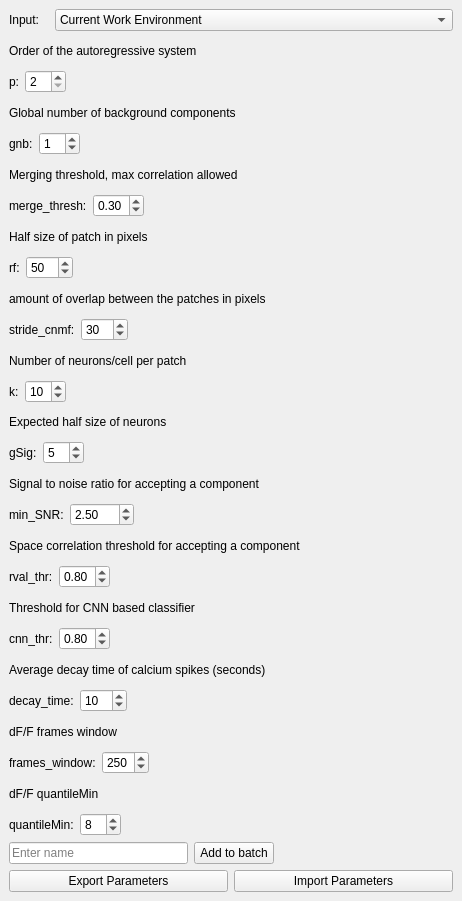
kushalkolar/MESmerize, file mesmerize/viewer/modules/ui_files/cnmf_pytemplate.ui: the form before one commit.
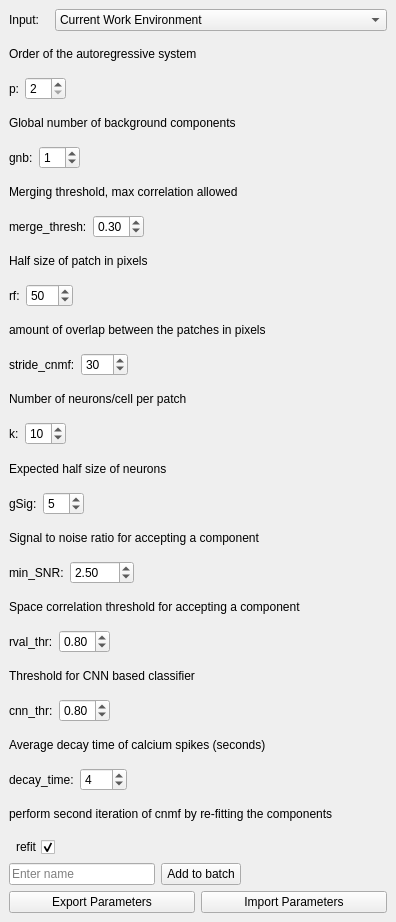
The form after the commit.

Commit message: Bug fixes to cross-correlation widget. Small changes to cnmf and cnmfe stuff. Update widget.py, CNMF.py, and 4 more files...

```diff
--- a/mesmerize/viewer/modules/ui_files/cnmf_pytemplate.ui
+++ b/mesmerize/viewer/modules/ui_files/cnmf_pytemplate.ui
@@ -9,8 +9,8 @@
    <rect>
     <x>0</x>
     <y>0</y>
-    <width>462</width>
-    <height>901</height>
+    <width>396</width>
+    <height>922</height>
    </rect>
   </property>
   <property name="floating">
@@ -20,100 +20,8 @@
    <string>CNMF</string>
   </property>
   <widget class="QWidget" name="dockWidgetContents">
-   <layout class="QGridLayout" name="gridLayout">
-    <item row="26" column="0">
-     <widget class="QLabel" name="label_18">
-      <property name="text">
-       <string>dF/F frames window</string>
-      </property>
-     </widget>
-    </item>
-    <item row="27" column="0">
-     <layout class="QHBoxLayout" name="horizontalLayout_16">
-      <item>
-       <widget class="QLabel" name="label_29">
-        <property name="text">
-         <string>frames_window:</string>
-        </property>
-       </widget>
-      </item>
-      <item>
-       <widget class="QSpinBox" name="spinBoxFramesWindow">
-        <property name="minimum">
-         <number>1</number>
-        </property>
-        <property name="maximum">
-         <number>999</number>
-        </property>
-        <property name="value">
-         <number>250</number>
-        </property>
-       </widget>
-      </item>
-      <item>
-       <spacer name="horizontalSpacer_13">
-        <property name="orientation">
-         <enum>Qt::Horizontal</enum>
-        </property>
-        <property name="sizeHint" stdset="0">
-         <size>
-          <width>40</width>
-          <height>20</height>
-         </size>
-        </property>
-       </spacer>
-      </item>
-     </layout>
-    </item>
-    <item row="8" column="0">
-     <widget class="QLabel" name="label_24">
-      <property name="text">
-       <string>Half size of patch in pixels</string>
-      </property>
-     </widget>
-    </item>
-    <item row="15" column="0">
-     <layout class="QHBoxLayout" name="horizontalLayout_22">
-      <item>
-       <widget class="QLabel" name="label_34">
-        <property name="text">
-         <string>gSig:</string>
-        </property>
-       </widget>
-      </item>
-      <item>
-       <widget class="QSpinBox" name="spinBoxGSig">
-        <property name="minimum">
-         <number>1</number>
-        </property>
-        <property name="value">
-         <number>5</number>
-        </property>
-       </widget>
-      </item>
-      <item>
-       <spacer name="horizontalSpacer_15">
-        <property name="orientation">
-         <enum>Qt::Horizontal</enum>
-        </property>
-        <property name="sizeHint" stdset="0">
-         <size>
-          <width>40</width>
-          <height>20</height>
-         </size>
-        </property>
-       </spacer>
-      </item>
-     </layout>
-    </item>
-    <item row="12" column="0">
-     <widget class="QLabel" name="label_32">
-      <property name="text">
-       <string>Number of neurons/cell per patch</string>
-      </property>
-     </widget>
-    </item>
-    <item row="0" column="0">
+   <layout class="QVBoxLayout" name="verticalLayout">
+    <item>
      <layout class="QHBoxLayout" name="horizontalLayout_4">
       <item>
        <widget class="QLabel" name="label_19">
@@ -145,7 +53,14 @@
       </item>
      </layout>
     </item>
-    <item row="2" column="0">
+    <item>
+     <widget class="QLabel" name="label_22">
+      <property name="text">
+       <string>Order of the autoregressive system</string>
+      </property>
+     </widget>
+    </item>
+    <item>
      <layout class="QHBoxLayout" name="horizontalLayout">
       <item>
        <widget class="QLabel" name="label">
@@ -185,14 +100,55 @@
       </item>
      </layout>
     </item>
-    <item row="6" column="0">
+    <item>
+     <widget class="QLabel" name="label_28">
+      <property name="text">
+       <string>Global number of background components</string>
+      </property>
+     </widget>
+    </item>
+    <item>
+     <layout class="QHBoxLayout" name="horizontalLayout_19">
+      <item>
+       <widget class="QLabel" name="label_27">
+        <property name="text">
+         <string>gnb:</string>
+        </property>
+       </widget>
+      </item>
+      <item>
+       <widget class="QSpinBox" name="spinBoxGnb">
+        <property name="maximum">
+         <number>99</number>
+        </property>
+        <property name="value">
+         <number>1</number>
+        </property>
+       </widget>
+      </item>
+      <item>
+       <spacer name="horizontalSpacer_12">
+        <property name="orientation">
+         <enum>Qt::Horizontal</enum>
+        </property>
+        <property name="sizeHint" stdset="0">
+         <size>
+          <width>40</width>
+          <height>20</height>
+         </size>
+        </property>
+       </spacer>
+      </item>
+     </layout>
+    </item>
+    <item>
      <widget class="QLabel" name="label_11">
       <property name="text">
        <string>Merging threshold, max correlation allowed</string>
       </property>
      </widget>
     </item>
-    <item row="7" column="0">
+    <item>
      <layout class="QHBoxLayout" name="horizontalLayout_7">
       <item>
        <widget class="QLabel" name="label_10">
@@ -229,14 +185,55 @@
       </item>
      </layout>
     </item>
-    <item row="10" column="0">
+    <item>
+     <widget class="QLabel" name="label_24">
+      <property name="text">
+       <string>Half size of patch in pixels</string>
+      </property>
+     </widget>
+    </item>
+    <item>
+     <layout class="QHBoxLayout" name="horizontalLayout_13">
+      <item>
+       <widget class="QLabel" name="label_21">
+        <property name="text">
+         <string>rf:</string>
+        </property>
+       </widget>
+      </item>
+      <item>
+       <widget class="QSpinBox" name="spinBoxRf">
+        <property name="maximum">
+         <number>999</number>
+        </property>
+        <property name="value">
+         <number>50</number>
+        </property>
+       </widget>
+      </item>
+      <item>
+       <spacer name="horizontalSpacer_10">
+        <property name="orientation">
+         <enum>Qt::Horizontal</enum>
+        </property>
+        <property name="sizeHint" stdset="0">
+         <size>
+          <width>40</width>
+          <height>20</height>
+         </size>
+        </property>
+       </spacer>
+      </item>
+     </layout>
+    </item>
+    <item>
      <widget class="QLabel" name="label_13">
       <property name="text">
        <string>amount of overlap between the patches in pixels</string>
       </property>
      </widget>
     </item>
-    <item row="11" column="0">
+    <item>
      <layout class="QHBoxLayout" name="horizontalLayout_8">
       <item>
        <widget class="QLabel" name="label_12">
@@ -270,14 +267,140 @@
       </item>
      </layout>
     </item>
-    <item row="19" column="0">
+    <item>
+     <widget class="QLabel" name="label_32">
+      <property name="text">
+       <string>Number of neurons/cell per patch</string>
+      </property>
+     </widget>
+    </item>
+    <item>
+     <layout class="QHBoxLayout" name="horizontalLayout_21">
+      <item>
+       <widget class="QLabel" name="label_31">
+        <property name="text">
+         <string>k:</string>
+        </property>
+       </widget>
+      </item>
+      <item>
+       <widget class="QSpinBox" name="spinBoxK">
+        <property name="minimum">
+         <number>1</number>
+        </property>
+        <property name="value">
+         <number>10</number>
+        </property>
+       </widget>
+      </item>
+      <item>
+       <spacer name="horizontalSpacer_14">
+        <property name="orientation">
+         <enum>Qt::Horizontal</enum>
+        </property>
+        <property name="sizeHint" stdset="0">
+         <size>
+          <width>40</width>
+          <height>20</height>
+         </size>
+        </property>
+       </spacer>
+      </item>
+     </layout>
+    </item>
+    <item>
+     <widget class="QLabel" name="label_33">
+      <property name="text">
+       <string>Expected half size of neurons</string>
+      </property>
+     </widget>
+    </item>
+    <item>
+     <layout class="QHBoxLayout" name="horizontalLayout_22">
+      <item>
+       <widget class="QLabel" name="label_34">
+        <property name="text">
+         <string>gSig:</string>
+        </property>
+       </widget>
+      </item>
+      <item>
+       <widget class="QSpinBox" name="spinBoxGSig">
+        <property name="minimum">
+         <number>1</number>
+        </property>
+        <property name="value">
+         <number>5</number>
+        </property>
+       </widget>
+      </item>
+      <item>
+       <spacer name="horizontalSpacer_15">
+        <property name="orientation">
+         <enum>Qt::Horizontal</enum>
+        </property>
+        <property name="sizeHint" stdset="0">
+         <size>
+          <width>40</width>
+          <height>20</height>
+         </size>
+        </property>
+       </spacer>
+      </item>
+     </layout>
+    </item>
+    <item>
+     <widget class="QLabel" name="label_20">
+      <property name="text">
+       <string>Signal to noise ratio for accepting a component</string>
+      </property>
+     </widget>
+    </item>
+    <item>
+     <layout class="QHBoxLayout" name="horizontalLayout_14">
+      <item>
+       <widget class="QLabel" name="label_23">
+        <property name="text">
+         <string>min_SNR:</string>
+        </property>
+       </widget>
+      </item>
+      <item>
+       <widget class="QDoubleSpinBox" name="doubleSpinBoxMinSNR">
+        <property name="maximum">
+         <double>100.000000000000000</double>
+        </property>
+        <property name="singleStep">
+         <double>0.250000000000000</double>
+        </property>
+        <property name="value">
+         <double>2.500000000000000</double>
+        </property>
+       </widget>
+      </item>
+      <item>
+       <spacer name="horizontalSpacer_11">
+        <property name="orientation">
+         <enum>Qt::Horizontal</enum>
+        </property>
+        <property name="sizeHint" stdset="0">
+         <size>
+          <width>40</width>
+          <height>20</height>
+         </size>
+        </property>
+       </spacer>
+      </item>
+     </layout>
+    </item>
+    <item>
      <widget class="QLabel" name="label_14">
       <property name="text">
        <string>Space correlation threshold for accepting a component</string>
       </property>
      </widget>
     </item>
-    <item row="20" column="0">
+    <item>
      <layout class="QHBoxLayout" name="horizontalLayout_9">
       <item>
        <widget class="QLabel" name="label_15">
@@ -314,14 +437,58 @@
       </item>
      </layout>
     </item>
-    <item row="24" column="0">
+    <item>
+     <widget class="QLabel" name="label_25">
+      <property name="text">
+       <string>Threshold for CNN based classifier</string>
+      </property>
+     </widget>
+    </item>
+    <item>
+     <layout class="QHBoxLayout" name="horizontalLayout_15">
+      <item>
+       <widget class="QLabel" name="label_26">
+        <property name="text">
+         <string>cnn_thr:</string>
+        </property>
+       </widget>
+      </item>
+      <item>
+       <widget class="QDoubleSpinBox" name="doubleSpinBoxCNNThr">
+        <property name="maximum">
+         <double>1.000000000000000</double>
+        </property>
+        <property name="singleStep">
+         <double>0.050000000000000</double>
+        </property>
+        <property name="value">
+         <double>0.800000000000000</double>
+        </property>
+       </widget>
+      </item>
+      <item>
+       <spacer name="horizontalSpacer_16">
+        <property name="orientation">
+         <enum>Qt::Horizontal</enum>
+        </property>
+        <property name="sizeHint" stdset="0">
+         <size>
+          <width>40</width>
+          <height>20</height>
+         </size>
+        </property>
+       </spacer>
+      </item>
+     </layout>
+    </item>
+    <item>
      <widget class="QLabel" name="label_17">
       <property name="text">
        <string>Average decay time of calcium spikes (seconds)</string>
       </property>
      </widget>
     </item>
-    <item row="25" column="0">
+    <item>
      <layout class="QHBoxLayout" name="horizontalLayout_10">
       <item>
        <widget class="QLabel" name="label_16">
@@ -339,7 +506,7 @@
          <number>999</number>
         </property>
         <property name="value">
-         <number>10</number>
+         <number>4</number>
         </property>
        </widget>
       </item>
@@ -358,7 +525,44 @@
       </item>
      </layout>
     </item>
-    <item row="35" column="0">
+    <item>
+     <widget class="QLabel" name="label_2">
+      <property name="text">
+       <string>perform second iteration of cnmf by re-fitting the components</string>
+      </property>
+     </widget>
+    </item>
+    <item>
+     <layout class="QHBoxLayout" name="horizontalLayout_2">
+      <item>
+       <widget class="QCheckBox" name="checkBoxRefit">
+        <property name="layoutDirection">
+         <enum>Qt::RightToLeft</enum>
+        </property>
+        <property name="text">
+         <string>refit</string>
+        </property>
+        <property name="checked">
+         <bool>true</bool>
+        </property>
+       </widget>
+      </item>
+      <item>
+       <spacer name="horizontalSpacer_2">
+        <property name="orientation">
+         <enum>Qt::Horizontal</enum>
+        </property>
+        <property name="sizeHint" stdset="0">
+         <size>
+          <width>40</width>
+          <height>20</height>
+         </size>
+        </property>
+       </spacer>
+      </item>
+     </layout>
+    </item>
+    <item>
      <layout class="QHBoxLayout" name="horizontalLayout_11">
       <item>
        <widget class="QLineEdit" name="lineEdName">
@@ -389,7 +593,7 @@
       </item>
      </layout>
     </item>
-    <item row="36" column="0">
+    <item>
      <layout class="QHBoxLayout" name="horizontalLayout_12">
       <item>
        <widget class="QPushButton" name="btnExport">
@@ -407,261 +611,6 @@
       </item>
      </layout>
     </item>
-    <item row="1" column="0">
-     <widget class="QLabel" name="label_22">
-      <property name="text">
-       <string>Order of the autoregressive system</string>
-      </property>
-     </widget>
-    </item>
-    <item row="14" column="0">
-     <widget class="QLabel" name="label_33">
-      <property name="text">
-       <string>Expected half size of neurons</string>
-      </property>
-     </widget>
-    </item>
-    <item row="22" column="0">
-     <layout class="QHBoxLayout" name="horizontalLayout_15">
-      <item>
-       <widget class="QLabel" name="label_26">
-        <property name="text">
-         <string>cnn_thr:</string>
-        </property>
-       </widget>
-      </item>
-      <item>
-       <widget class="QDoubleSpinBox" name="doubleSpinBoxCNNThr">
-        <property name="maximum">
-         <double>1.000000000000000</double>
-        </property>
-        <property name="singleStep">
-         <double>0.050000000000000</double>
-        </property>
-        <property name="value">
-         <double>0.800000000000000</double>
-        </property>
-       </widget>
-      </item>
-      <item>
-       <spacer name="horizontalSpacer_16">
-        <property name="orientation">
-         <enum>Qt::Horizontal</enum>
-        </property>
-        <property name="sizeHint" stdset="0">
-         <size>
-          <width>40</width>
-          <height>20</height>
-         </size>
-        </property>
-       </spacer>
-      </item>
-     </layout>
-    </item>
-    <item row="21" column="0">
-     <widget class="QLabel" name="label_25">
-      <property name="text">
-       <string>Threshold for CNN based classifier</string>
-      </property>
-     </widget>
-    </item>
-    <item row="4" column="0">
-     <layout class="QHBoxLayout" name="horizontalLayout_19">
-      <item>
-       <widget class="QLabel" name="label_27">
-        <property name="text">
-         <string>gnb:</string>
-        </property>
-       </widget>
-      </item>
-      <item>
-       <widget class="QSpinBox" name="spinBoxGnb">
-        <property name="maximum">
-         <number>99</number>
-        </property>
-        <property name="value">
-         <number>1</number>
-        </property>
-       </widget>
-      </item>
-      <item>
-       <spacer name="horizontalSpacer_12">
-        <property name="orientation">
-         <enum>Qt::Horizontal</enum>
-        </property>
-        <property name="sizeHint" stdset="0">
-         <size>
-          <width>40</width>
-          <height>20</height>
-         </size>
-        </property>
-       </spacer>
-      </item>
-     </layout>
-    </item>
-    <item row="13" column="0">
-     <layout class="QHBoxLayout" name="horizontalLayout_21">
-      <item>
-       <widget class="QLabel" name="label_31">
-        <property name="text">
-         <string>k:</string>
-        </property>
-       </widget>
-      </item>
-      <item>
-       <widget class="QSpinBox" name="spinBoxK">
-        <property name="minimum">
-         <number>1</number>
-        </property>
-        <property name="value">
-         <number>10</number>
-        </property>
-       </widget>
-      </item>
-      <item>
-       <spacer name="horizontalSpacer_14">
-        <property name="orientation">
-         <enum>Qt::Horizontal</enum>
-        </property>
-        <property name="sizeHint" stdset="0">
-         <size>
-          <width>40</width>
-          <height>20</height>
-         </size>
-        </property>
-       </spacer>
-      </item>
-     </layout>
-    </item>
-    <item row="3" column="0">
-     <widget class="QLabel" name="label_28">
-      <property name="text">
-       <string>Global number of background components</string>
-      </property>
-     </widget>
-    </item>
-    <item row="16" column="0">
-     <widget class="QLabel" name="label_20">
-      <property name="text">
-       <string>Signal to noise ratio for accepting a component</string>
-      </property>
-     </widget>
-    </item>
-    <item row="9" column="0">
-     <layout class="QHBoxLayout" name="horizontalLayout_13">
-      <item>
-       <widget class="QLabel" name="label_21">
-        <property name="text">
-         <string>rf:</string>
-        </property>
-       </widget>
-      </item>
-      <item>
-       <widget class="QSpinBox" name="spinBoxRf">
-        <property name="maximum">
-         <number>999</number>
-        </property>
-        <property name="value">
-         <number>50</number>
-        </property>
-       </widget>
-      </item>
-      <item>
-       <spacer name="horizontalSpacer_10">
-        <property name="orientation">
-         <enum>Qt::Horizontal</enum>
-        </property>
-        <property name="sizeHint" stdset="0">
-         <size>
-          <width>40</width>
-          <height>20</height>
-         </size>
-        </property>
-       </spacer>
-      </item>
-     </layout>
-    </item>
-    <item row="17" column="0">
-     <layout class="QHBoxLayout" name="horizontalLayout_14">
-      <item>
-       <widget class="QLabel" name="label_23">
-        <property name="text">
-         <string>min_SNR:</string>
-        </property>
-       </widget>
-      </item>
-      <item>
-       <widget class="QDoubleSpinBox" name="doubleSpinBoxMinSNR">
-        <property name="maximum">
-         <double>100.000000000000000</double>
-        </property>
-        <property name="singleStep">
-         <double>0.250000000000000</double>
-        </property>
-        <property name="value">
-         <double>2.500000000000000</double>
-        </property>
-       </widget>
-      </item>
-      <item>
-       <spacer name="horizontalSpacer_11">
-        <property name="orientation">
-         <enum>Qt::Horizontal</enum>
-        </property>
-        <property name="sizeHint" stdset="0">
-         <size>
-          <width>40</width>
-          <height>20</height>
-         </size>
-        </property>
-       </spacer>
-      </item>
-     </layout>
-    </item>
-    <item row="29" column="0">
-     <layout class="QHBoxLayout" name="horizontalLayout_17">
-      <item>
-       <widget class="QLabel" name="label_30">
-        <property name="text">
-         <string>quantileMin:</string>
-        </property>
-       </widget>
-      </item>
-      <item>
-       <widget class="QSpinBox" name="spinBoxQuantileMin">
-        <property name="minimum">
-         <number>1</number>
-        </property>
-        <property name="maximum">
-         <number>99</number>
-        </property>
-        <property name="value">
-         <number>8</number>
-        </property>
-       </widget>
-      </item>
-      <item>
-       <spacer name="horizontalSpacer_17">
-        <property name="orientation">
-         <enum>Qt::Horizontal</enum>
-        </property>
-        <property name="sizeHint" stdset="0">
-         <size>
-          <width>40</width>
-          <height>20</height>
-         </size>
-        </property>
-       </spacer>
-      </item>
-     </layout>
-    </item>
-    <item row="28" column="0">
-     <widget class="QLabel" name="label_35">
-      <property name="text">
-       <string>dF/F quantileMin</string>
-      </property>
-     </widget>
-    </item>
    </layout>
   </widget>
  </widget>
```
Left out of the diff: 4 changed lines with no effect on the pictures. The commit also changes 5 other files.
